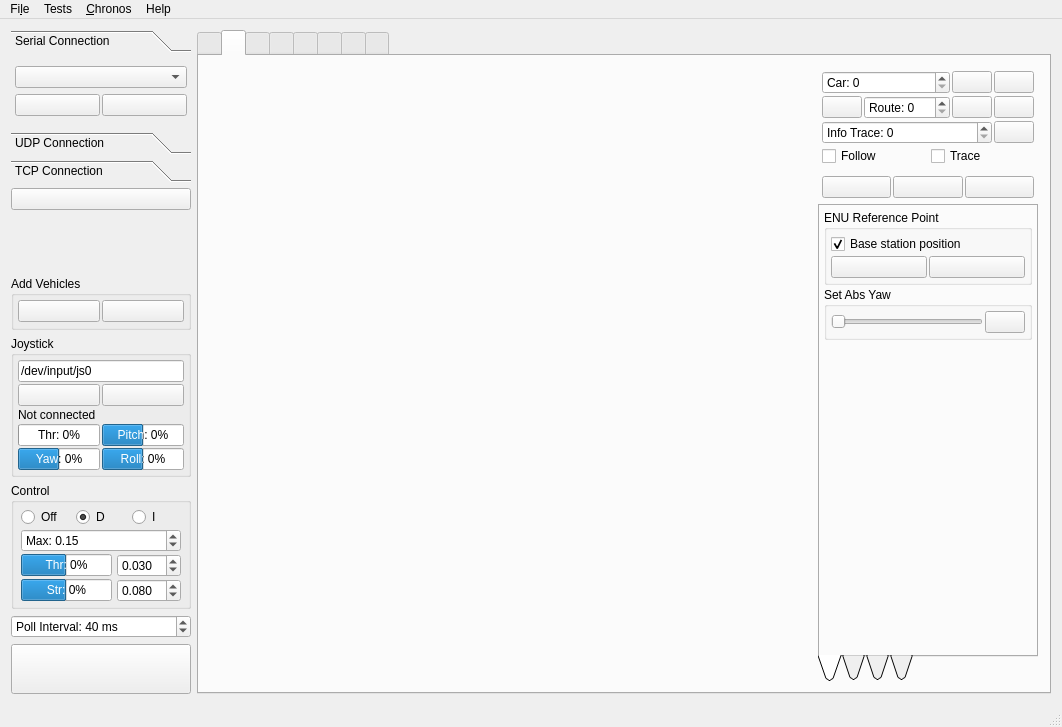
Before: the Qt Designer form Linux/RControlStation/mainwindow.ui in vedderb/rise_sdvp, drawn with Qt 5.
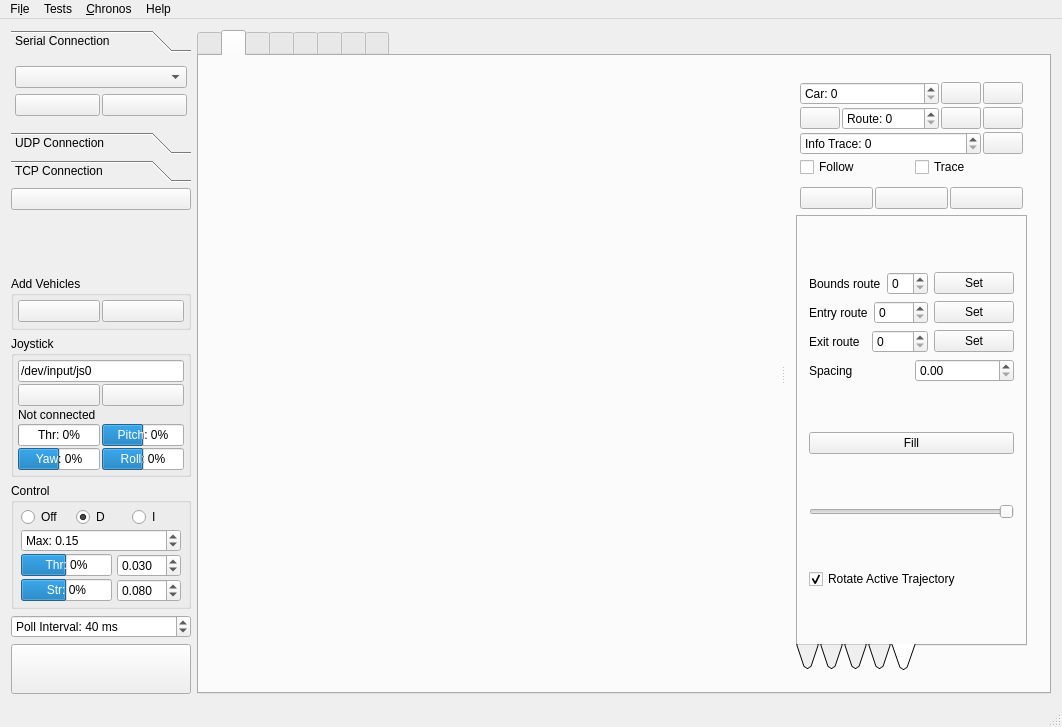
After: the same form once the commit is applied. The open tabs and pages were chosen to show the change. Icons and pictures are not drawn. Custom widgets are drawn as their Qt base class.

Commit message: adding a prototype implementation of area-filling trajectories. RouteMagic is now a part of RControlStation, but needs optimisation

Diff of the .ui file:
```diff
--- a/Linux/RControlStation/mainwindow.ui
+++ b/Linux/RControlStation/mainwindow.ui
@@ -761,6 +761,10 @@
        </attribute>
        <layout class="QHBoxLayout" name="horizontalLayout_3">
         <item>
+         <widget class="QSplitter" name="splitter">
+          <property name="orientation">
+           <enum>Qt::Horizontal</enum>
+          </property>
          <widget class="MapWidget" name="mapWidget" native="true">
           <property name="sizePolicy">
            <sizepolicy hsizetype="MinimumExpanding" vsizetype="MinimumExpanding">
@@ -769,8 +773,7 @@
            </sizepolicy>
           </property>
          </widget>
-        </item>
-        <item>
+          <widget class="QWidget" name="">
          <layout class="QVBoxLayout" name="verticalLayout_10">
           <property name="spacing">
            <number>2</number>
@@ -2748,9 +2751,136 @@
               </item>
              </layout>
             </widget>
-           </widget>
-          </item>
-         </layout>
+              <widget class="QWidget" name="tab_5">
+               <attribute name="icon">
+                <iconset resource="resources.qrc">
+                 <normaloff>:/models/Icons/Polygon-96.png</normaloff>:/models/Icons/Polygon-96.png</iconset>
+               </attribute>
+               <attribute name="title">
+                <string/>
+               </attribute>
+               <layout class="QVBoxLayout" name="verticalLayout_26">
+                <item>
+                 <layout class="QGridLayout" name="gridLayout_12">
+                  <item row="2" column="0">
+                   <layout class="QHBoxLayout" name="horizontalLayout_19">
+                    <item>
+                     <widget class="QLabel" name="label_4">
+                      <property name="text">
+                       <string>Exit route</string>
+                      </property>
+                     </widget>
+                    </item>
+                    <item>
+                     <widget class="QSpinBox" name="exitRouteSpinBox"/>
+                    </item>
+                    <item>
+                     <widget class="QPushButton" name="setExitRoutePushButton">
+                      <property name="text">
+                       <string>Set</string>
+                      </property>
+                     </widget>
+                    </item>
+                   </layout>
+                  </item>
+                  <item row="0" column="0">
+                   <layout class="QHBoxLayout" name="horizontalLayout_17">
+                    <item>
+                     <widget class="QLabel" name="label">
+                      <property name="text">
+                       <string>Bounds route</string>
+                      </property>
+                     </widget>
+                    </item>
+                    <item>
+                     <widget class="QSpinBox" name="boundsRouteSpinBox"/>
+                    </item>
+                    <item>
+                     <widget class="QPushButton" name="setBoundsRoutePushButton">
+                      <property name="text">
+                       <string>Set</string>
+                      </property>
+                     </widget>
+                    </item>
+                   </layout>
+                  </item>
+                  <item row="1" column="0">
+                   <layout class="QHBoxLayout" name="horizontalLayout_18">
+                    <item>
+                     <widget class="QLabel" name="label_2">
+                      <property name="text">
+                       <string>Entry route</string>
+                      </property>
+                     </widget>
+                    </item>
+                    <item>
+                     <widget class="QSpinBox" name="entryRouteSpinBox"/>
+                    </item>
+                    <item>
+                     <widget class="QPushButton" name="setEntryRoutePushButton">
+                      <property name="text">
+                       <string>Set</string>
+                      </property>
+                     </widget>
+                    </item>
+                   </layout>
+                  </item>
+                  <item row="3" column="0">
+                   <layout class="QHBoxLayout" name="horizontalLayout_20">
+                    <item>
+                     <widget class="QLabel" name="label_5">
+                      <property name="text">
+                       <string>Spacing</string>
+                      </property>
+                     </widget>
+                    </item>
+                    <item>
+                     <widget class="QDoubleSpinBox" name="boundsFillSpacingSpinBox"/>
+                    </item>
+                   </layout>
+                  </item>
+                 </layout>
+                </item>
+                <item>
+                 <widget class="QPushButton" name="boundsFillPushButton">
+                  <property name="text">
+                   <string>Fill</string>
+                  </property>
+                 </widget>
+                </item>
+                <item>
+                 <widget class="QSlider" name="boundsFillAngleSlider">
+                  <property name="minimum">
+                   <number>0</number>
+                  </property>
+                  <property name="maximum">
+                   <number>360</number>
+                  </property>
+                  <property name="orientation">
+                   <enum>Qt::Horizontal</enum>
+                  </property>
+                  <property name="invertedAppearance">
+                   <bool>true</bool>
+                  </property>
+                 </widget>
+                </item>
+                <item>
+                 <widget class="QCheckBox" name="rotateActiveTrajectoryCheckBox">
+                  <property name="text">
+                   <string>Rotate Active Trajectory</string>
+                  </property>
+                  <property name="checked">
+                   <bool>true</bool>
+                  </property>
+                 </widget>
+                </item>
+               </layout>
+              </widget>
+             </widget>
+            </item>
+           </layout>
+          </widget>
+         </widget>
         </item>
        </layout>
       </widget>
```
Left out of the diff: 2 changed lines with no effect on the pictures. Lines whose indentation alone changed are shown as unchanged. The commit also changes 4 other files.
